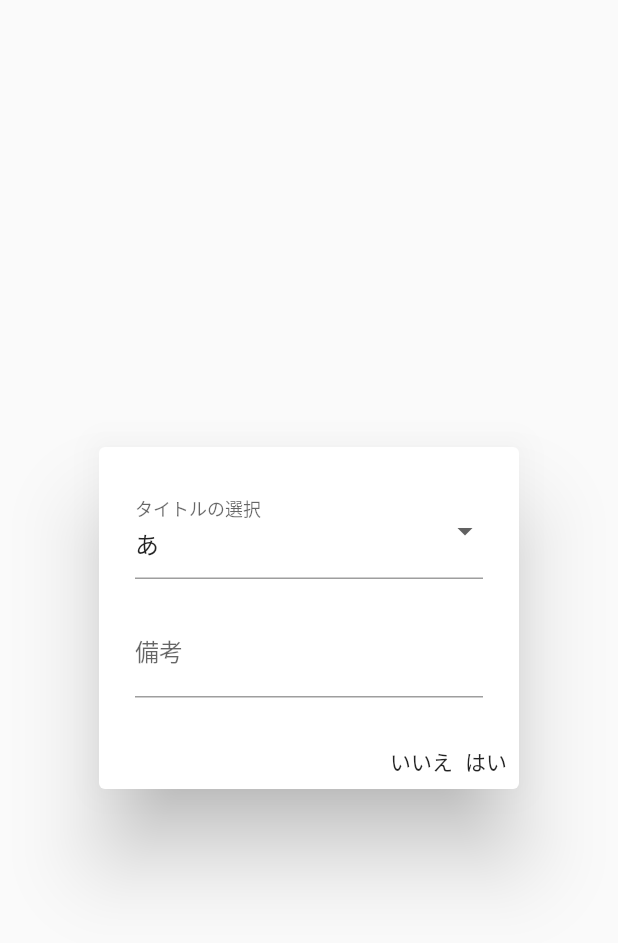
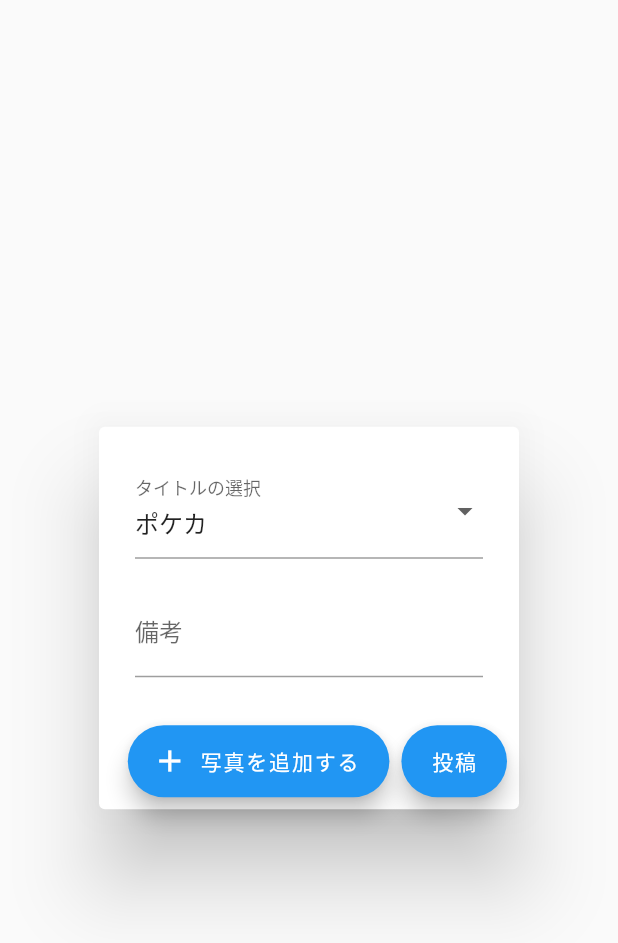
Before and after one commit to LoliGothic/opponent-matching, a Flutter app: the AlertDialogSample widget shown alone on an empty page, opened directly, on a phone screen of 412 x 824 dp. Shown: the top 943 px of the screen. Run offline on Flutter 3.47's test engine with Material 2 defaults, Android fonts, the light colour scheme and no system bars; our stand-ins replace cloud_firestore, firebase_core, geolocator; accounts and stored records are empty; network calls fail.

Commit message:
add: データベースへの登録UI作成

```diff
--- a/lib/main.dart
+++ b/lib/main.dart
@@ -1,7 +1,17 @@
+import 'package:cloud_firestore/cloud_firestore.dart';
 import 'package:flutter/material.dart';
+import 'package:firebase_core/firebase_core.dart';
+import 'package:geolocator/geolocator.dart';
+import 'firebase_options.dart';
 import 'position.dart';
+import 'database.dart';
+import 'image.dart';
 
-void main() {
+void main() async {
+  WidgetsFlutterBinding.ensureInitialized();
+  await Firebase.initializeApp(
+    options: DefaultFirebaseOptions.currentPlatform,
+  );
   runApp(const MaterialApp(home: MyApp()));
 }
 
@@ -10,6 +20,8 @@
 
   @override
   Widget build(BuildContext context) {
+    final service = DataService(); //データベースのクラス
+
     return MaterialApp(
       home: Scaffold(
         body: Center(
@@ -81,7 +93,6 @@
         ),
         floatingActionButton: FloatingActionButton(
           onPressed: () {
-            final position = determinePosition();
             showDialog<void>(
               context: context,
               builder: (_) {
@@ -101,39 +112,57 @@
 
   @override
   Widget build(BuildContext context) {
+    final service = DataService(); //データベースのクラス
+    var contentController = TextEditingController();
+    String title = "ポケカ";
+
     return AlertDialog(
-      title: const DropdownButtonMenu(),
-      content: const TextField(
-        decoration: InputDecoration(
+      title: DropdownButtonMenu(
+        onValueChanged: (value) {
+          title = value;
+        },
+      ),
+      content: TextField(
+        keyboardType: TextInputType.multiline,
+        controller: contentController,
+        maxLines: null,
+        decoration: const InputDecoration(
           labelText: "備考",
           // hintText: "Some Hint"
         ),
       ),
       actions: <Widget>[
-        GestureDetector(
-          child: const Text('いいえ'),
-          onTap: () {
-            Navigator.pop(context);
+        FloatingActionButton.extended(
+          onPressed: () {
+            getImageFromCamera();
           },
+          icon: const Icon(Icons.add),
+          label: const Text("写真を追加する"),
+          ),
+        FloatingActionButton.extended(
+          onPressed: () async {
+            // データベースに登録
+            Position position = await determinePosition();
+            GeoPoint coordinate = GeoPoint(position.latitude, position.longitude);
+            service.addPost(title, contentController.text, coordinate, "https://firebasestorage.googleapis.com/v0/b/opponent-matching.appspot.com/o/images%2Fgaryu.jpg?alt=media&token=57609fd0-1867-4279-8c4e-01c249d351ce");
+          },
+          label: const Text("投稿"),
         ),
-        GestureDetector(
-          child: const Text('はい'),
-          onTap: () {},
-        )
       ],
     );
   }
 }
 
 class DropdownButtonMenu extends StatefulWidget {
-  const DropdownButtonMenu({Key? key}) : super(key: key);
+  final void Function(String)? onValueChanged;
+  const DropdownButtonMenu({Key? key, this.onValueChanged}) : super(key: key);
 
   @override
   State<DropdownButtonMenu> createState() => _DropdownButtonMenuState();
 }
 
 class _DropdownButtonMenuState extends State<DropdownButtonMenu> {
-  String isSelectedValue = 'あ';
+  String isSelectedValue = 'ポケカ';
 
   @override
   Widget build(BuildContext context) {
@@ -143,30 +172,31 @@
       ),
       items: const[
         DropdownMenuItem(
-          value: 'あ',
-          child: Text('あ'),
+          value: 'ポケカ',
+          child: Text('ポケカ'),
         ),
         DropdownMenuItem(
-            value: 'い',
-            child: Text('い'),
+            value: 'デュエマ',
+            child: Text('デュエマ'),
         ),
         DropdownMenuItem(
-            value: 'う',
-            child: Text('う'),
+            value: '遊戯王',
+            child: Text('遊戯王'),
         ),
         DropdownMenuItem(
-            value: 'え',
-            child: Text('え'),
+            value: 'MTG',
+            child: Text('MTG'),
         ),
         DropdownMenuItem(
-            value: 'お',
-            child: Text('お'),
+            value: 'ヴァンガード',
+            child: Text('ヴァンガード'),
         ),
       ],
       value: isSelectedValue,
       onChanged: (String? value) {
         setState(() {
           isSelectedValue = value!;
+          widget.onValueChanged?.call(isSelectedValue);
         });
       },
     );
@@ -188,20 +218,20 @@
 
 final List<Article> _articles = [
   Article(
-    title: "Instagram quietly limits ‘daily time limit’ option",
+    title: "デュエマ",
     author: "MacRumors",
-    imageUrl: "https://picsum.photos/id/1000/960/540",
+    imageUrl: "https://firebasestorage.googleapis.com/v0/b/opponent-matching.appspot.com/o/images%2Fgaryu.jpg?alt=media&token=57609fd0-1867-4279-8c4e-01c249d351ce",
     postedOn: "Yesterday",
   ),
   Article(
-      title: "Google Search dark theme goes fully black for some on the web",
-      imageUrl: "https://picsum.photos/id/1010/960/540",
+      title: "ポケカ",
+      imageUrl: "",
       author: "9to5Google",
       postedOn: "4 hours ago"),
   Article(
-    title: "Check your iPhone now: warning signs someone is spying on you",
+    title: "シャドバ",
     author: "New York Times",
-    imageUrl: "https://picsum.photos/id/1001/960/540",
+    imageUrl: "https://pbs.twimg.com/media/F_dSvkca0AA0hWq?format=jpg&name=900x900",
     postedOn: "2 days ago",
   ),
   Article(
```
